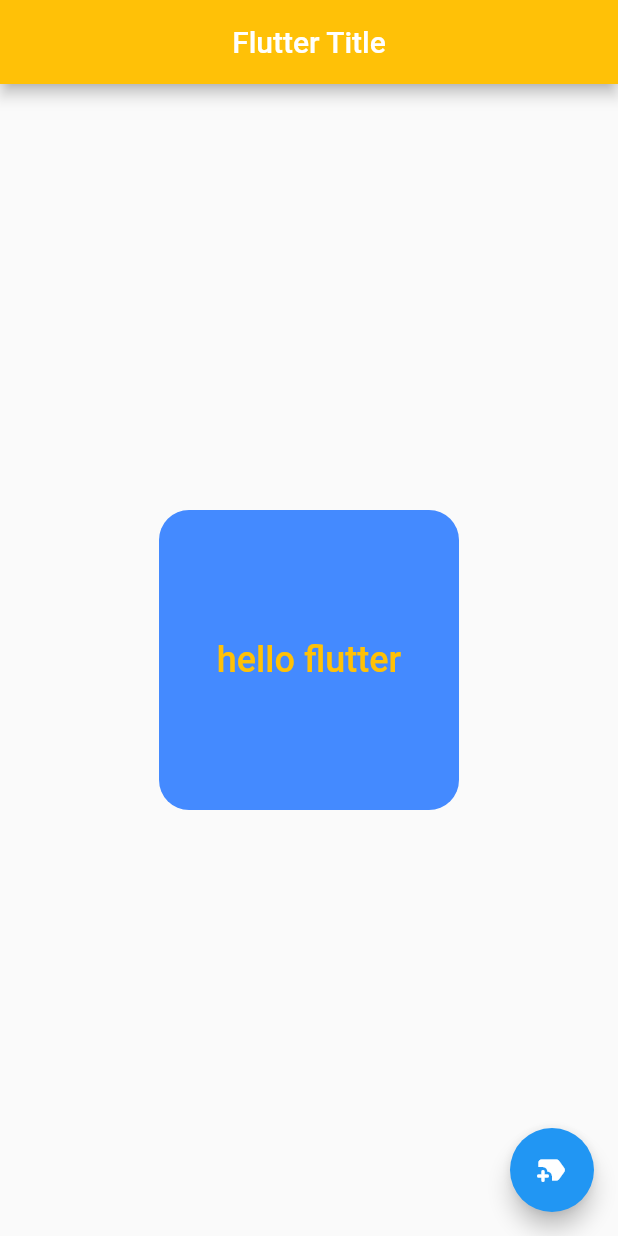
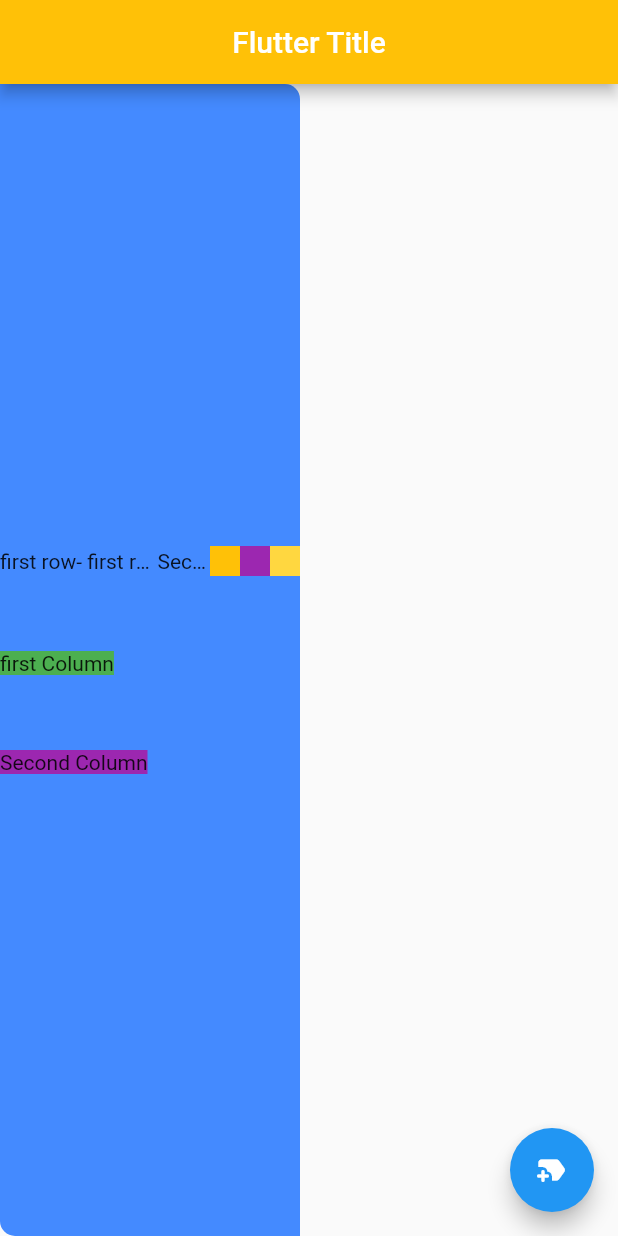
Before and after one commit to sipamungkas/flutter-basic, a Flutter app: the screen it shows after launch, on a phone screen of 412 x 824 dp. Run offline on Flutter 3.47's test engine with Material 2 defaults, Android fonts, the phone set to English and light mode, and no system bars; missing offline and left inert: dart:ffi.

Commit message:
feat: add column and row, flexible and expanded, example for layouting

```diff
--- a/lib/main.dart
+++ b/lib/main.dart
@@ -1,3 +1,5 @@
+import 'dart:ffi';
+
 import 'package:flutter/material.dart';
 
 void main() {
@@ -32,26 +34,68 @@ class SnackbarWidget extends StatelessWidget {
   @override
   Widget build(BuildContext context) {
     return Scaffold(
-        body: Center(
-          child: Container(
-            height: 200,
-            decoration: BoxDecoration(
-              borderRadius: BorderRadius.circular(20),
+        body: Container(
+            width: 200,
+            decoration: const BoxDecoration(
+              borderRadius: BorderRadius.only(
+                  topRight: Radius.circular(10),
+                  bottomLeft: Radius.circular(10)),
               color: Colors.blueAccent,
             ),
-            width: 200,
-            child: const Center(
-              child: Text(
-                'hello flutter',
-                style: TextStyle(
-                  fontSize: 24,
-                  color: Colors.amber,
-                  fontWeight: FontWeight.w500,
+            child: Column(
+              mainAxisAlignment: MainAxisAlignment.center,
+              mainAxisSize: MainAxisSize.max,
+              crossAxisAlignment: CrossAxisAlignment.start,
+              children: [
+                Row(
+                  children: [
+                    const Expanded(
+                      flex: 3,
+                      child: Text(
+                        'first row- first row - first row - first row - first row - first row - first row',
+                        maxLines: 1,
+                        overflow: TextOverflow.ellipsis,
+                      ),
+                    ),
+                    const Expanded(
+                      flex: 1,
+                      child: Text(
+                        'Second',
+                        maxLines: 1,
+                        overflow: TextOverflow.ellipsis,
+                      ),
+                    ),
+                    Container(
+                      color: Colors.amber,
+                      width: 20,
+                      height: 20,
+                    ),
+                    Container(
+                      color: Colors.purple,
+                      width: 20,
+                      height: 20,
+                    ),
+                    Container(
+                      color: Colors.amberAccent,
+                      width: 20,
+                      height: 20,
+                    )
+                  ],
                 ),
-              ),
-            ),
-          ),
-        ),
+                const SizedBox(
+                  height: 50,
+                ),
+                Container(
+                  color: Colors.green,
+                  child: const Text('first Column'),
+                ),
+                const SizedBox(height: 50),
+                Container(
+                  color: Colors.purple,
+                  child: const Text('Second Column'),
+                )
+              ],
+            )),
         floatingActionButton: FloatingActionButton(
           onPressed: () {
             const snackBar = SnackBar(content: Text('tes'));
```
